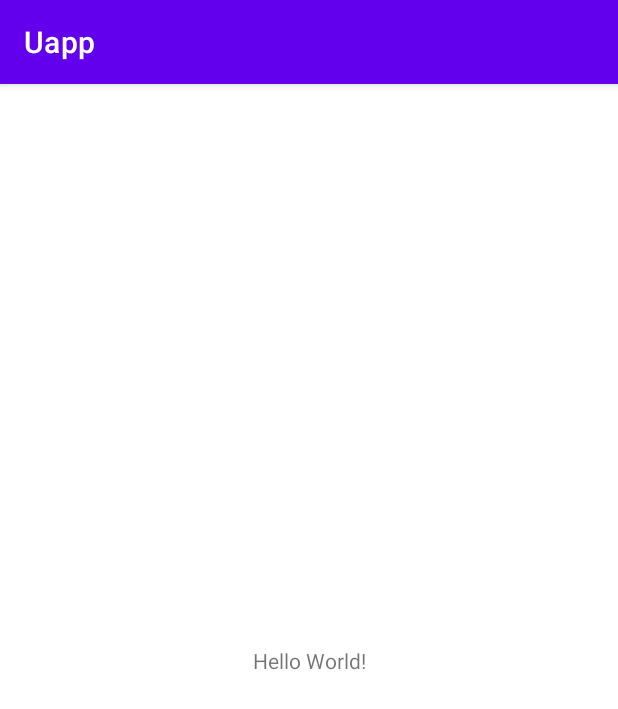
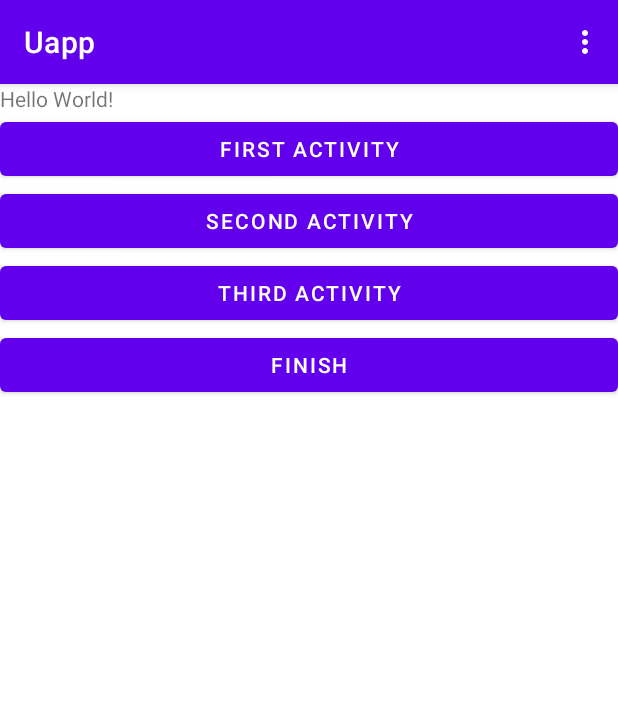
Before and after one commit to vhicrgit/Uapp, an Android app: the screen it shows after launch (MainActivity), on a phone screen of 412 x 824 dp. Shown: the top 709 px of the screen. Run offline under Robolectric (Android 15) with nearby library versions, the light colour scheme and no system bars.

Commit message:
学习活动的创建和基本使用

```diff
--- a/app/src/main/java/com/example/uapp/MainActivity.java
+++ b/app/src/main/java/com/example/uapp/MainActivity.java
@@ -1,8 +1,16 @@
 package com.example.uapp;
 
+import androidx.annotation.NonNull;
+import androidx.annotation.Nullable;
 import androidx.appcompat.app.AppCompatActivity;
 
+import android.content.Intent;
 import android.os.Bundle;
+import android.view.Menu;
+import android.view.MenuItem;
+import android.view.View;
+import android.widget.Button;
+import android.widget.Toast;
 
 public class MainActivity extends AppCompatActivity {
 
@@ -10,5 +18,77 @@ public class MainActivity extends AppCompatActivity {
     protected void onCreate(Bundle savedInstanceState) {
         super.onCreate(savedInstanceState);
         setContentView(R.layout.activity_main);
+        Button button1 = (Button) findViewById(R.id.button_1);
+        Button button2 = (Button) findViewById(R.id.button_2);
+        Button button3 = (Button) findViewById(R.id.button_3);
+        Button button4 = (Button) findViewById(R.id.button_4);
+
+        button1.setOnClickListener(new View.OnClickListener() {
+            @Override
+            public void onClick(View view) {
+                finish();           // 调用(this->MainActivity:调用者)的finish方法,销毁此活动
+            }
+        });
+        button2.setOnClickListener(new View.OnClickListener() {
+            @Override
+            public void onClick(View view) {
+                Intent intent = new Intent(MainActivity.this, FirstActivity.class);
+                startActivity(intent);
+            }
+        });
+
+        button3.setOnClickListener(new View.OnClickListener() {
+            @Override
+            public void onClick(View view) {
+                String data = "Hello Second Activity";
+                Intent intent = new Intent(MainActivity.this, SecondActivity.class);
+                intent.putExtra("extra_data", data);
+                startActivity(intent);
+            }
+        });
+
+        button4.setOnClickListener(new View.OnClickListener() {
+            @Override
+            public void onClick(View view) {
+                Intent intent = new Intent(MainActivity.this, ThirdActivity.class);
+                startActivityForResult(intent, 1);
+            }
+        });
+    }
+
+    @Override
+    public boolean onCreateOptionsMenu(Menu menu) {
+        System.out.println(menu);
+        getMenuInflater().inflate(R.menu.main, menu);   // 获得一个布局填充器，并将指定布局资源填充到布局中
+        return true;
+    }
+
+    @Override
+    public boolean onOptionsItemSelected(@NonNull MenuItem item) {
+        switch(item.getItemId()) {
+            case R.id.add_item:
+                Toast.makeText(this, "You clicked Add", Toast.LENGTH_SHORT).show();
+                break;
+            case R.id.remove_item:
+                Toast.makeText(this, "You clicked Remove", Toast.LENGTH_SHORT).show();
+                break;
+            default:
+                break;
+        }
+        return true;
+    }
+
+    @Override
+    protected void onActivityResult(int requestCode, int resultCode, @Nullable Intent data) {
+        super.onActivityResult(requestCode, resultCode, data);
+        switch (requestCode) {
+            case 1:
+                if (resultCode == RESULT_OK) {
+                    Toast.makeText(this, data.getStringExtra("data_return"), Toast.LENGTH_SHORT).show();
+                }
+                break;
+            default:
+                break;
+        }
     }
 }
--- a/app/src/main/res/layout/activity_main.xml
+++ b/app/src/main/res/layout/activity_main.xml
@@ -1,18 +1,46 @@
 <?xml version="1.0" encoding="utf-8"?>
-<androidx.constraintlayout.widget.ConstraintLayout xmlns:android="http://schemas.android.com/apk/res/android"
+<LinearLayout xmlns:android="http://schemas.android.com/apk/res/android"
     xmlns:app="http://schemas.android.com/apk/res-auto"
     xmlns:tools="http://schemas.android.com/tools"
+    android:orientation="vertical"
     android:layout_width="match_parent"
     android:layout_height="match_parent"
     tools:context=".MainActivity">
 
     <TextView
+        android:id="@+id/text_1"
         android:layout_width="wrap_content"
         android:layout_height="wrap_content"
         android:text="Hello World!"
-        app:layout_constraintBottom_toBottomOf="parent"
         app:layout_constraintEnd_toEndOf="parent"
         app:layout_constraintStart_toStartOf="parent"
         app:layout_constraintTop_toTopOf="parent" />
 
-</androidx.constraintlayout.widget.ConstraintLayout>
+    <Button
+        android:id="@+id/button_2"
+        android:layout_width="match_parent"
+        android:layout_height="wrap_content"
+        android:text="First Activity"/>
+
+
+
+    <Button
+        android:id="@+id/button_3"
+        android:layout_width="match_parent"
+        android:layout_height="wrap_content"
+        android:text="Second Activity"/>
+
+    <Button
+        android:id="@+id/button_4"
+        android:layout_width="match_parent"
+        android:layout_height="wrap_content"
+        android:text="Third Activity"/>
+
+    <Button
+        android:id="@+id/button_1"
+        android:layout_width="match_parent"
+        android:layout_height="wrap_content"
+        android:text="Finish"/>
+
+
+</LinearLayout>
--- /dev/null
+++ b/app/src/main/res/menu/main.xml
@@ -0,0 +1,9 @@
+<?xml version="1.0" encoding="utf-8"?>
+<menu xmlns:android="http://schemas.android.com/apk/res/android">
+    <item
+        android:id="@+id/add_item"
+        android:title="Add"/>
+    <item
+        android:id="@+id/remove_item"
+        android:title="remove"/>
+</menu>
```
Also changed, not shown: app/src/main/AndroidManifest.xml (+10 -0 lines), app/src/main/java/com/example/uapp/FirstActivity.java (added, +14 -0 lines), app/src/main/java/com/example/uapp/SecondActivity.java (added, +21 -0 lines), app/src/main/java/com/example/uapp/ThirdActivity.java (added, +31 -0 lines), app/src/main/res/layout/activity_first.xml (added, +13 -0 lines), app/src/main/res/layout/activity_second.xml (added, +15 -0 lines), app/src/main/res/layout/activity_third.xml (added, +22 -0 lines).
